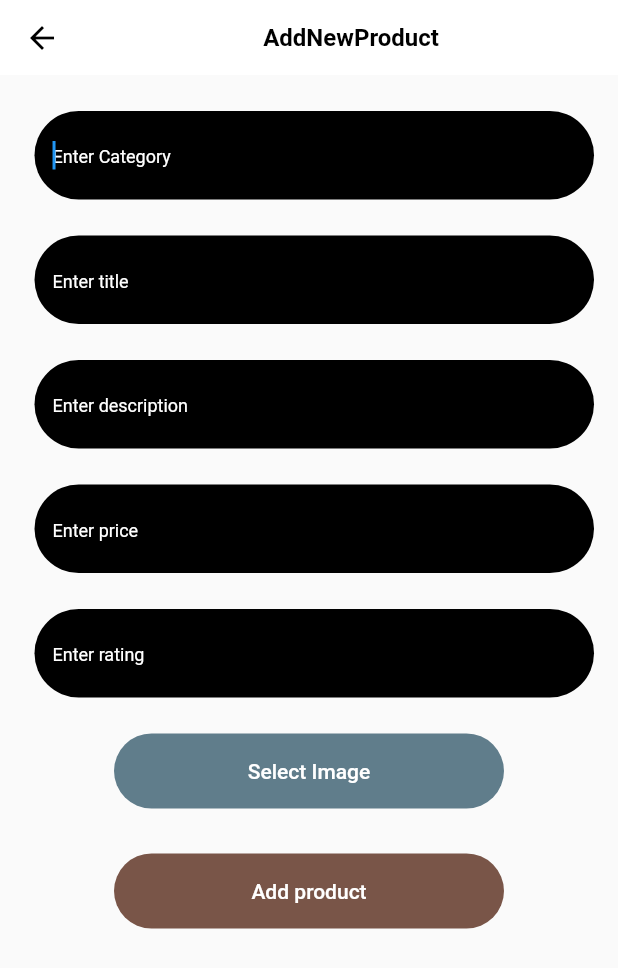
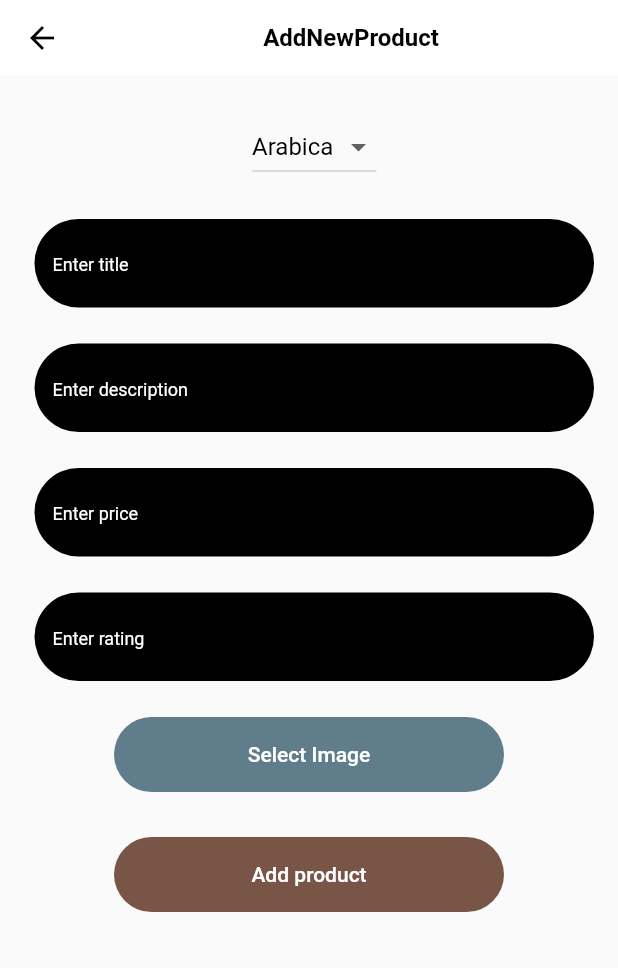
Before and after one commit to junaidsgd113/coffeeproject, a Flutter app: the AddNewProductScreen screen opened directly, on a phone screen of 412 x 824 dp. Shown: the top 968 px of the screen. Run offline on Flutter 3.47's test engine with Material 2 defaults, Android fonts, the phone set to English and light mode, and no system bars; our stand-ins replace cloud_firestore, expandable_text, file_picker, firebase_core, firebase_storage, flutter_riverpod and 1 more; accounts and stored records are empty.

Commit message:
Category will be manged through statNotifier

```diff
--- /dev/null
+++ b/lib/core/Riverpod/selectcategory_provider.dart
@@ -0,0 +1,13 @@
+import 'package:flutter_riverpod/flutter_riverpod.dart';
+
+final selectedCategoryProvider =
+    StateNotifierProvider<SelectedCategoryStateNotifier, String>(
+        (ref) => SelectedCategoryStateNotifier());
+
+class SelectedCategoryStateNotifier extends StateNotifier<String> {
+  SelectedCategoryStateNotifier() : super('Arabica'); // Initial value
+
+  void setSelectedCategory(String newValue) {
+    state = newValue;
+  }
+}
--- a/lib/screens/AddNewProduct_screen/addproduct_screen.dart
+++ b/lib/screens/AddNewProduct_screen/addproduct_screen.dart
@@ -4,11 +4,11 @@ import 'package:coffeeproject/core/Riverpod/homescreen_provider.dart';
 import 'package:coffeeproject/core/Riverpod/imagepicker_provider.dart';
 import 'package:flutter/material.dart';
 import 'package:flutter_riverpod/flutter_riverpod.dart';
-import 'package:intl/intl.dart';
 
 
 import 'package:uuid/uuid.dart';
 
+import '../../core/Riverpod/selectcategory_provider.dart';
 import '../../widgets/custom_text.dart';
 
 // ignore: must_be_immutable
@@ -27,11 +27,12 @@ class _AddNewProductScreenState extends ConsumerState<AddNewProductScreen> {
   TextEditingController priceController = TextEditingController();
   TextEditingController ratingController = TextEditingController();
   String? downloadUrl;
-   final now_date = DateFormat('d - M - yyyy ').format(DateTime.now());
+  //  final now_date = DateFormat('d - M - yyyy ').format(DateTime.now());
+  //String selectedCategory = "Arabica";
   @override
   Widget build(BuildContext context) {
     final selectimage = ref.watch(imageProvider);
-
+    final selectcategory=ref.watch(selectedCategoryProvider);
     return SafeArea(
       child: Scaffold(
         appBar: AppBar(
@@ -50,23 +51,34 @@ class _AddNewProductScreenState extends ConsumerState<AddNewProductScreen> {
           child: Column(
             children: [
               Container(
-                  margin: const EdgeInsets.only(left: 23, right: 16, top: 24),
-                  child: TextField(
-                    autofocus: true,
-                    style: const TextStyle(color: Colors.white),
-                    keyboardType: TextInputType.name,
-                    controller: categoryController,
-                    //maxLength: 400,
-                    decoration: InputDecoration(
-                        filled: true,
-                        fillColor: Colors.black,
-                        border: OutlineInputBorder(
-                            borderRadius: BorderRadius.circular(30),
-                            borderSide: BorderSide.none),
-                        hintText: 'Enter Category',
-                        hintStyle:
-                            const TextStyle(color: Colors.white, fontSize: 12)),
-                  )),
+                margin: const EdgeInsets.only(left: 23, right: 16, top: 24),
+
+                child: DropdownButton<String>(
+
+                  value: selectcategory, // Currently selected category
+                  onChanged: (newValue) {
+                    setState(() {
+                      ref.read(selectedCategoryProvider.notifier).setSelectedCategory(newValue!);
+                    });
+                  },
+                  items: <String>[
+                    'Arabica',
+                    'Robusta',
+                    'Excelsa',
+                    'Liberica'
+                  ]
+                      .map<DropdownMenuItem<String>>(
+                        (String value) => DropdownMenuItem<String>(
+                          value: value,
+                          child: Text(value,
+                              style: TextStyle(color: Colors.black)),
+                        ),
+                      )
+                      .toList(),
+
+                  ),
+                ),
+
               Container(
                   margin: const EdgeInsets.only(left: 23, right: 16, top: 24),
                   child: TextField(
@@ -146,7 +158,6 @@ class _AddNewProductScreenState extends ConsumerState<AddNewProductScreen> {
                     borderRadius: BorderRadius.circular(50)),
                 child: TextButton(
                   onPressed: () async {
-
                     downloadUrl =
                         await ref.read(imageProvider.notifier).imagePicker();
                   },
@@ -184,52 +195,25 @@ class _AddNewProductScreenState extends ConsumerState<AddNewProductScreen> {
                   onPressed: () {
                     var Randomid = Uuid().v1();
                     Product newproduct = Product(
-                      category: categoryController.text,
+                      category: selectcategory,
                       title: titleController.text,
                       price: priceController.text,
                       description: descriptionController.text,
                       rating: ratingController.text,
                       id: Randomid,
                       image: downloadUrl!,
-                      date:DateTime.now(),
+                      date: DateTime.now(),
                     );
                     ref
                         .read(homescreenprovider.notifier)
                         .addProduct(newproduct);
                     Navigator.pop(context);
-                    // if (widget.student != null) {
-                    //   Students newStudent = Students(
-                    //     Id: widget.student?.Id ?? '',
-                    //     name: nameController.text,
-                    //     age: int.parse(AgeController.text),
-                    //     rollno: int.parse(RollnoController.text),
-                    //     image: idController.text,
-                    //   );
-                    //   widget.provider.update(newStudent);
-                    //    widget.provider.updateStudentToFirebase(newStudent);
-                  }
-                  // else {
-                  //   Students newStudent = Students(
-                  //     name: nameController.text,
-                  //     rollno: int.parse(RollnoController.text),
-                  //     age: int.parse(AgeController.text),
-                  //     Id: const Uuid().v1(),
-                  //     image: idController.text,
-                  // )
-                  // widget.provider.addStudents(newStudent);
-                  // widget.provider.addStudentToFirebase(newStudent);
-                  // }
-                  // Navigator.pop(context);
-
-                  ,
+                  },
                   style: ElevatedButton.styleFrom(
                     alignment: Alignment.center,
-                    // backgroundColor: Colors.blue,
                   ),
                   child: const Text(
-                    //(widget.student == null)
                     'Add product',
-                    // : 'Update Student',
                     style: TextStyle(color: Colors.white),
                   ),
                 ),
```
